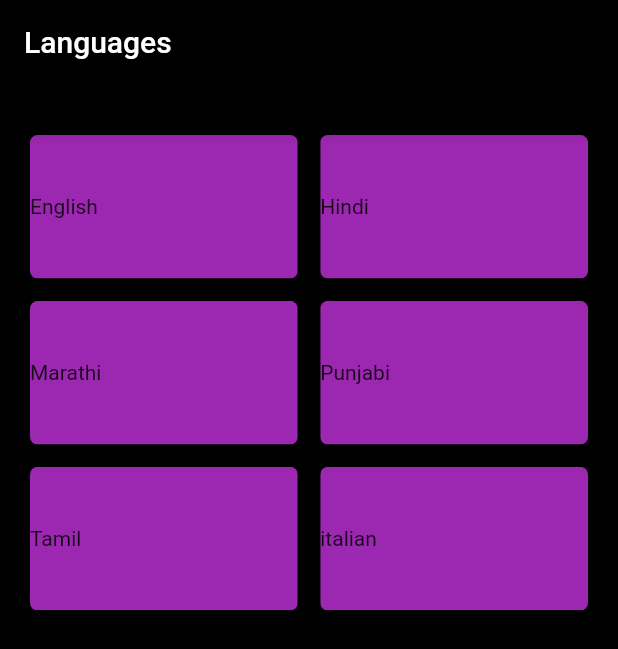
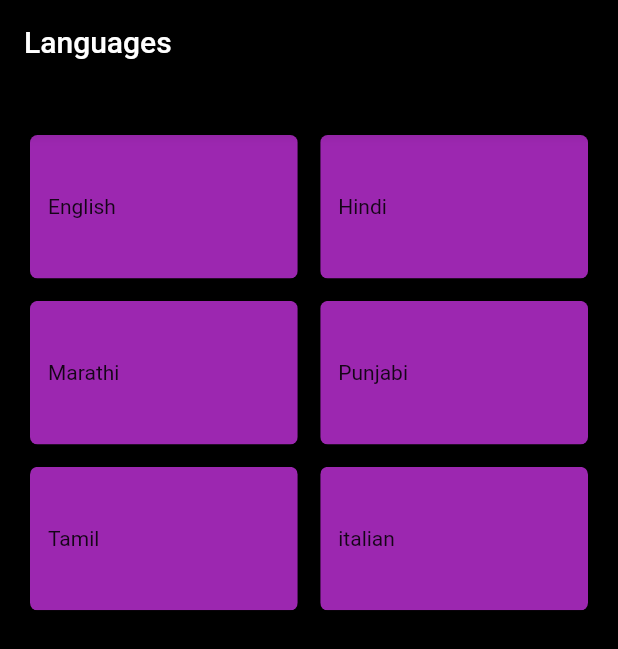
Before and after one commit to mithson/resonance, a Flutter app: the screen it shows after launch, on a phone screen of 412 x 824 dp. Shown: the top 649 px of the screen. Run offline on Flutter 3.47's test engine with Material 2 defaults, Android fonts, the phone set to English and light mode, and no system bars.

```diff
--- a/lib/screens/lang.dart
+++ b/lib/screens/lang.dart
@@ -48,11 +48,17 @@ class _LangScreenState extends State<LangScreen> {
                     child: Container(
                       height: 180,
                       decoration: BoxDecoration(
+                        // image: DecorationImage(
+                        //   image: AssetImage(image[index]),
+                        // ),
                         color: selectedList.contains(title[index])
                             ? Colors.green
                             : Colors.purple,
                         borderRadius: BorderRadius.circular(5),
                       ),
+                      child: Padding(
+                        padding: const EdgeInsets.symmetric(
+                            horizontal: 12.0, vertical: 10),
                         child: Row(children: [
                           Text(
                             title[index],
@@ -62,6 +68,7 @@ class _LangScreenState extends State<LangScreen> {
                               visible: selectedList.contains(title[index]),
                               child: Icon(Icons.check, color: Colors.black)),
                         ]),
+                      ),
                     ),
                   ),
                 ),
```
Lines whose indentation alone changed are shown as unchanged.
